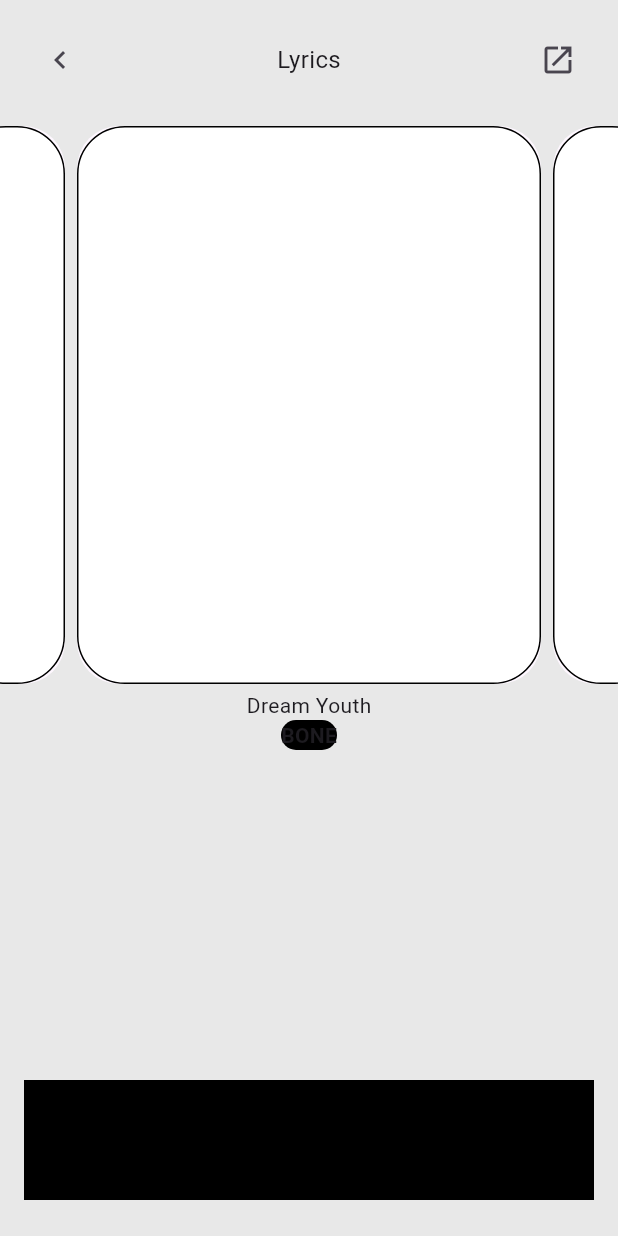
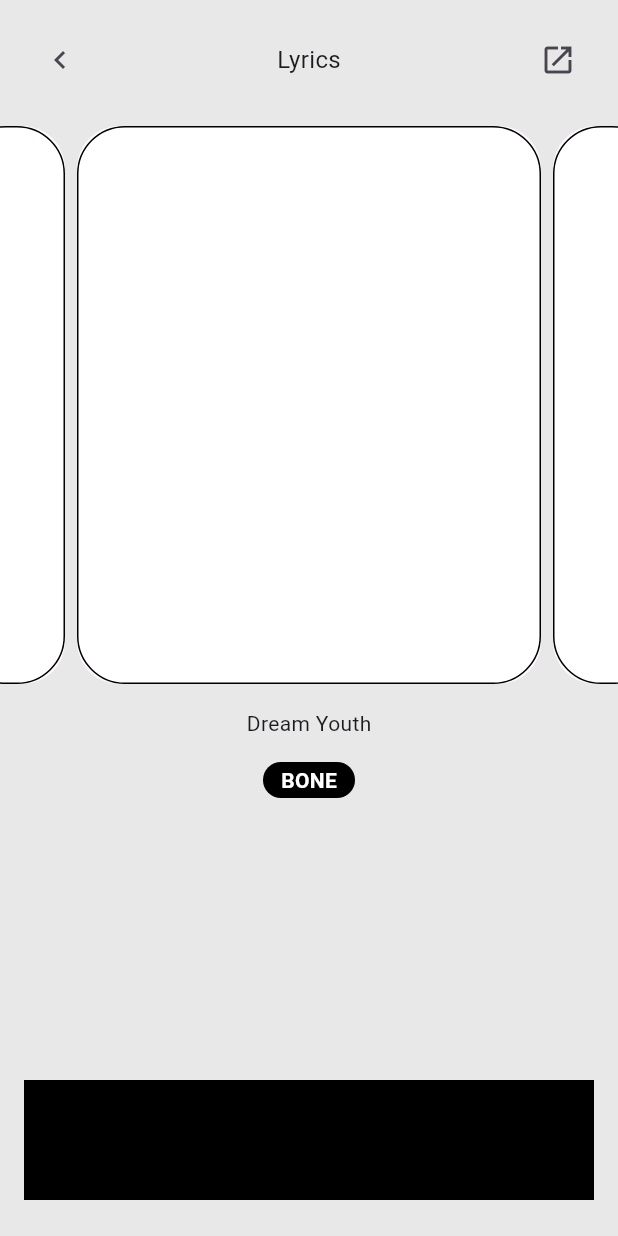
Before and after one commit to JAICHANGPARK/flutter_notebook_chapter_43, a Flutter app: the MusicPlayerScreen screen opened directly, on a phone screen of 412 x 824 dp. Run offline on Flutter 3.47's test engine with Material 3 defaults, Android fonts, the phone set to English and light mode, and no system bars; our stand-ins replace gap, hugeicons.

Commit message:
Update music_player_screen.dart

```diff
--- a/lib/ep2157_music_player_app/ui/player/music_player_screen.dart
+++ b/lib/ep2157_music_player_app/ui/player/music_player_screen.dart
@@ -1,5 +1,6 @@
 import 'package:flutter/material.dart';
 import 'package:flutter_notebook_chapter_43/ep2157_music_player_app/music_player_theme.dart';
+import 'package:gap/gap.dart';
 
 class MusicPlayerScreen extends StatefulWidget {
   const MusicPlayerScreen({super.key});
@@ -87,8 +88,10 @@ class _MusicPlayerScreenState extends State<MusicPlayerScreen> {
                       ],
                     ),
                   ),
+                  Gap(12),
                   Expanded(
                     child: Column(
+                      spacing: 16,
                       children: [
                         Text("Dream Youth"),
                         Container(
@@ -96,10 +99,15 @@ class _MusicPlayerScreenState extends State<MusicPlayerScreen> {
                             color: Colors.black,
                             borderRadius: BorderRadius.circular(24),
                           ),
+                          padding: EdgeInsets.symmetric(
+                            horizontal: 12,
+                            vertical: 2,
+                          ),
                           child: Text(
                             "BONE",
                             style: TextStyle(
                               fontWeight: FontWeight.bold,
+                              color: Colors.white,
                             ),
                           ),
                         )
```
